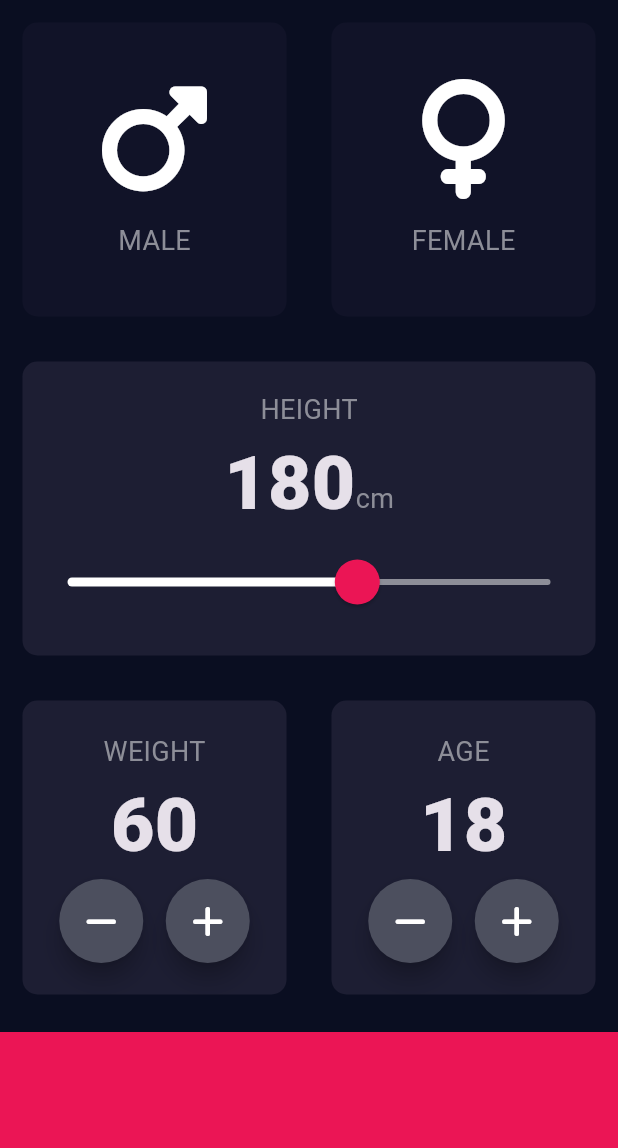
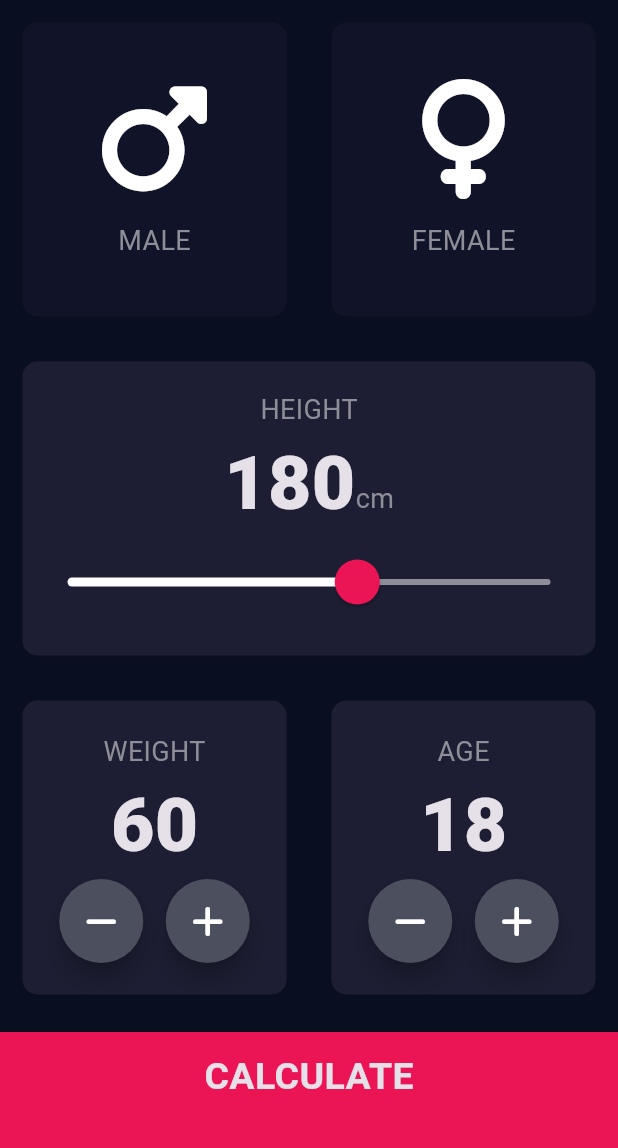
Before and after one commit to aminebenjebli/BMI-Calculator, a Flutter app: the screen it shows after launch, on a phone screen of 412 x 824 dp, the part 84-1232 px from its top. Run offline on Flutter 3.47's test engine with Material 3 defaults, Android fonts, the phone set to English and light mode, and no system bars; our stand-ins replace font_awesome_flutter.

Commit message:
Refactor project structure by moving screens, widgets, and constants to appropriate directories; remove unused files.

```diff
--- a/healthapp/lib/constants.dart
+++ /dev/null
@@ -1,14 +0,0 @@
-import 'package:flutter/material.dart';
-
-const labelTextStyle = TextStyle(
-  fontSize: 18.0,
-  color: Color(0xFF8D8E98),
-);
-const numberTextStyle = TextStyle(
-  fontSize: 50.0,
-  fontWeight: FontWeight.w900,
-);
-const activeCardColour = Color(0xFF1D1E33);
-const inactiveCardColour = Color(0xFF111328);
-const bottomContainerColor = Color(0xFFEB1555);
-const bottomContainerHeight = 80.0;
--- /dev/null
+++ b/healthapp/lib/constants/constants.dart
@@ -0,0 +1,34 @@
+import 'package:flutter/material.dart';
+
+const labelTextStyle = TextStyle(
+  fontSize: 18.0,
+  color: Color(0xFF8D8E98),
+);
+const numberTextStyle = TextStyle(
+  fontSize: 50.0,
+  fontWeight: FontWeight.w900,
+);
+const largeButtonTextStyle = TextStyle(
+  fontSize: 25.0,
+  fontWeight: FontWeight.bold,
+);
+const titleTextStyle = TextStyle(
+  fontSize: 50.0,
+  fontWeight: FontWeight.bold,
+);
+const resultTextStyle = TextStyle(
+  fontSize: 22.0,
+  fontWeight: FontWeight.bold,
+  color: Color(0xFF24D876),
+);
+const bmiTextStyle = TextStyle(
+  fontSize: 100.0,
+  fontWeight: FontWeight.bold,
+);
+const bodyTextStyle = TextStyle(
+  fontSize: 22.0,
+);
+const activeCardColour = Color(0xFF1D1E33);
+const inactiveCardColour = Color(0xFF111328);
+const bottomContainerColor = Color(0xFFEB1555);
+const bottomContainerHeight = 80.0;
--- a/healthapp/lib/main.dart
+++ b/healthapp/lib/main.dart
@@ -1,5 +1,6 @@
 import 'package:flutter/material.dart';
-import 'package:healthapp/input_page.dart';
+import 'package:healthapp/screens/input_page.dart';
+import 'package:healthapp/screens/results_page.dart';
 
 void main() => runApp(BMICalculator());
 
--- a/healthapp/lib/input_page.dart
+++ b/healthapp/lib/screens/input_page.dart
@@ -1,10 +1,12 @@
 import 'package:flutter/material.dart';
 import 'package:font_awesome_flutter/font_awesome_flutter.dart';
-import 'package:healthapp/cards.dart';
-import 'package:healthapp/card_content.dart';
-import 'package:healthapp/constants.dart';
-import 'package:healthapp/gender.dart';
-import 'package:healthapp/round_button.dart';
+import 'package:healthapp/widgets/cards.dart';
+import 'package:healthapp/widgets/card_content.dart';
+import 'package:healthapp/constants/constants.dart';
+import 'package:healthapp/models/gender.dart';
+import 'package:healthapp/screens/results_page.dart';
+import 'package:healthapp/widgets/round_button.dart';
+import 'package:healthapp/widgets/bottom_button.dart';
 
 class InputPage extends StatefulWidget {
   const InputPage({super.key});
@@ -193,12 +195,7 @@ class _InputPageState extends State<InputPage> {
                 )),
               ],
             )),
-            Container(
-              color: bottomContainerColor,
-              margin: const EdgeInsets.only(top: 10.0),
-              width: double.infinity,
-              height: bottomContainerHeight,
-            ),
+            const BottomButtonNavigation(),
           ],
         ));
   }
--- /dev/null
+++ b/healthapp/lib/widgets/bottom_button.dart
@@ -0,0 +1,34 @@
+import 'package:flutter/material.dart';
+import 'package:healthapp/constants/constants.dart';
+import 'package:healthapp/screens/results_page.dart';
+
+class BottomButtonNavigation extends StatelessWidget {
+  const BottomButtonNavigation({super.key});
+
+  @override
+  Widget build(BuildContext context) {
+    return GestureDetector(
+      onTap: () {
+        Navigator.push(
+          context,
+          MaterialPageRoute(
+            builder: (context) => const ResultsPage(),
+          ),
+        );
+      },
+      child: Container(
+        color: bottomContainerColor,
+        margin: const EdgeInsets.only(top: 10.0),
+        padding: const EdgeInsets.only(bottom: 20.0),
+        width: double.infinity,
+        height: bottomContainerHeight,
+        child: const Center(
+          child: Text(
+            'CALCULATE',
+            style: largeButtonTextStyle,
+          ),
+        ),
+      ),
+    );
+  }
+}
--- a/healthapp/lib/card_content.dart
+++ b/healthapp/lib/widgets/card_content.dart
@@ -1,5 +1,5 @@
 import 'package:flutter/material.dart';
-import 'package:healthapp/constants.dart';
+import 'package:healthapp/constants/constants.dart';
 
 // ignore: camel_case_types
 class iconContent extends StatelessWidget {
```
Also changed, not shown: healthapp/lib/screens/results_page.dart (added, +51 -0 lines), healthapp/lib/models/gender.dart (renamed from healthapp/lib/gender.dart), healthapp/lib/widgets/cards.dart (renamed from healthapp/lib/cards.dart), healthapp/lib/widgets/round_button.dart (renamed from healthapp/lib/round_button.dart).
